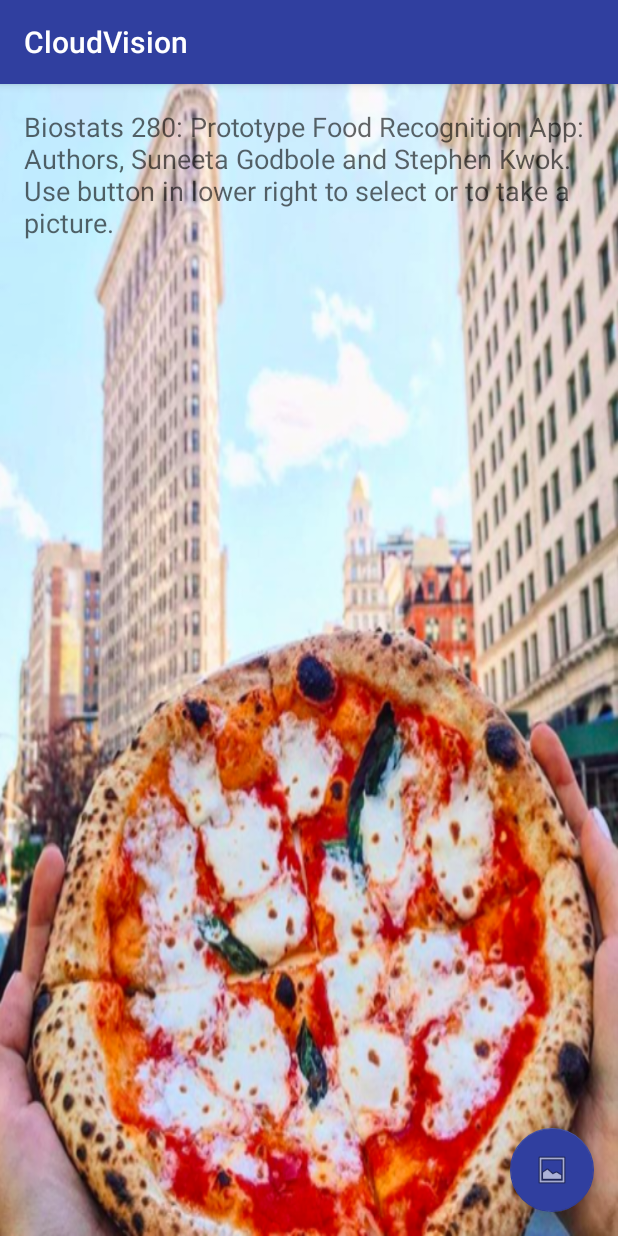
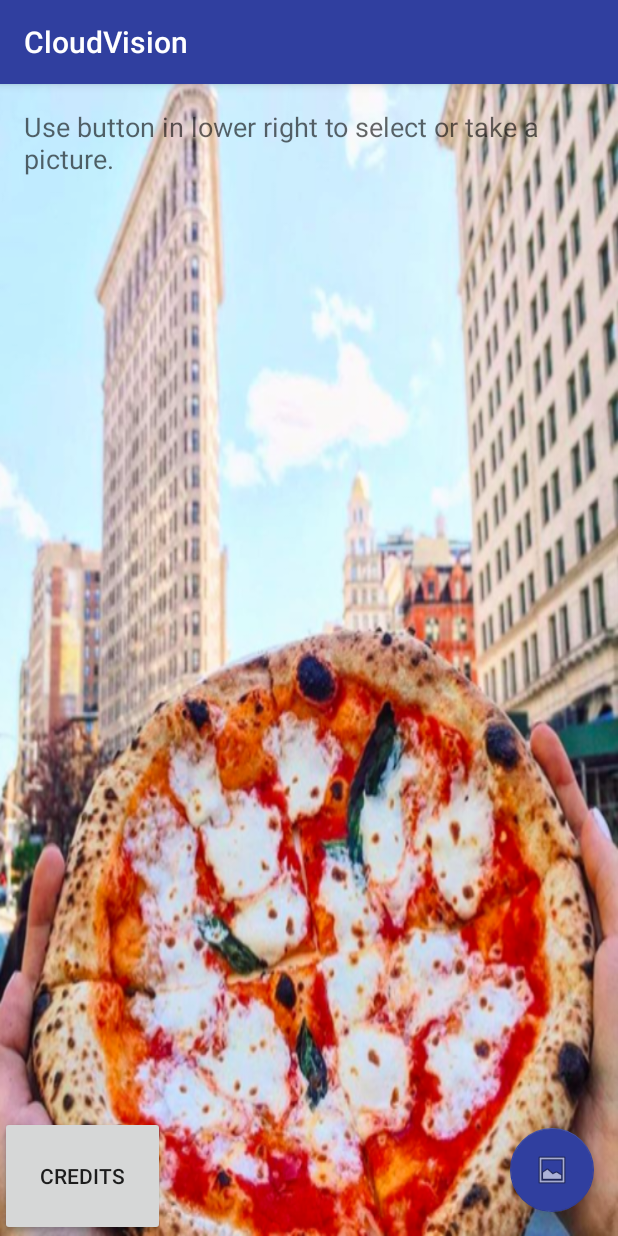
Before and after one commit to bryanmkevan/hw4, an Android app: the screen it shows after launch (MainActivity), on a phone screen of 412 x 824 dp. Run offline under Robolectric (Android 15) with nearby library versions, the phone set to English and light mode, and no system bars; libraries missing offline, so code that uses them is left out: com.google.api.client, com.google.api.services.

Commit message:
added credits button to Android app

```diff
--- a/CloudVision/app/src/main/java/com/google/sample/cloudvision/MainActivity.java
+++ b/CloudVision/app/src/main/java/com/google/sample/cloudvision/MainActivity.java
@@ -31,6 +31,7 @@ import android.support.v7.app.AlertDialog;
 import android.support.v7.app.AppCompatActivity;
 import android.support.v7.widget.Toolbar;
 import android.util.Log;
+import android.view.View;
 import android.widget.ImageView;
 import android.widget.TextView;
 import android.widget.Toast;
@@ -245,6 +246,11 @@ public class MainActivity extends AppCompatActivity {
         return annotateRequest;
     }
 
+    public void showToast(View view) {
+        Toast toast = Toast.makeText(this, R.string.toast_message, Toast.LENGTH_LONG);
+        toast.show();
+    }
+
     private static class LableDetectionTask extends AsyncTask<Object, Void, String> {
         private final WeakReference<MainActivity> mActivityWeakReference;
         private Vision.Images.Annotate mRequest;
--- a/CloudVision/app/src/main/res/layout/activity_main.xml
+++ b/CloudVision/app/src/main/res/layout/activity_main.xml
@@ -32,4 +32,12 @@
         android:src="@android:drawable/ic_menu_gallery"
         app:backgroundTint="@color/colorPrimaryDark" />
 
+    <Button
+        android:id="@+id/credits_button"
+        android:layout_width="110dp"
+        android:layout_height="80dp"
+        android:onClick="showToast"
+        android:layout_gravity="bottom"
+        android:text="@string/button_credits" />
+
 </android.support.design.widget.CoordinatorLayout>
--- a/CloudVision/app/src/main/res/layout/content_main.xml
+++ b/CloudVision/app/src/main/res/layout/content_main.xml
@@ -27,8 +27,7 @@
                 android:layout_width="match_parent"
                 android:layout_height="wrap_content"
                 android:layout_marginBottom="8dp"
-                android:text="Biostats 280: Prototype Food Recognition App: Authors, Suneeta Godbole and Stephen Kwok. Use button in lower right
-to select or to take a picture."
+                android:text="Use button in lower right to select or take a picture."
                 android:textAppearance="@android:style/TextAppearance.Material.Medium"
                 android:visibility="visible" />
 
--- a/CloudVision/app/src/main/res/values/strings.xml
+++ b/CloudVision/app/src/main/res/values/strings.xml
@@ -10,4 +10,6 @@
     <string name="dialog_select_gallery">Gallery</string>
 
     <string name="image_picker_error">Something is wrong with that image. Pick a different one please.</string>
+    <string name="toast_message">For Biostats M280, Winter 2019 final project. Authors: Suni Godbole, Stephen Kwok.</string>
+    <string name="button_credits">Credits</string>
 </resources>
```
